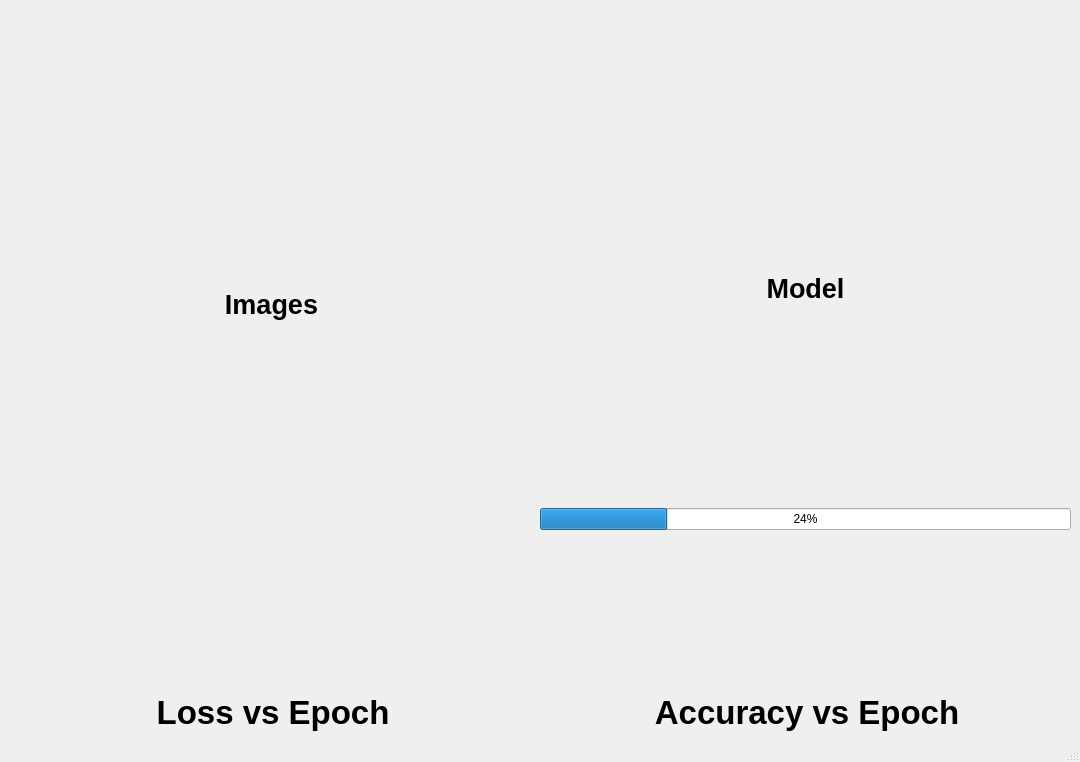
This is scripts/train_viewer.ui in kiritigowda/MIVisionX-Neural-Net-Workflow as Qt 5 draws it before an edit. The edited form follows.
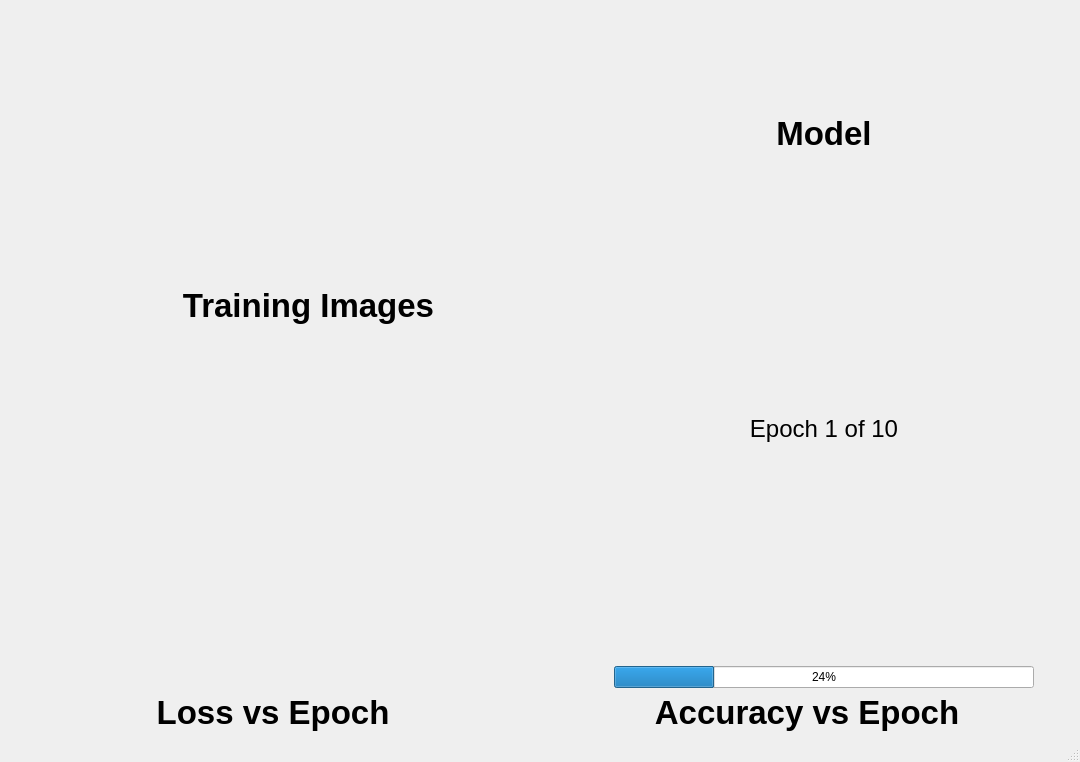
This is the edited form. Icons and pictures are not drawn.

What changed in the file:
```diff
--- a/scripts/train_viewer.ui
+++ b/scripts/train_viewer.ui
@@ -114,13 +114,13 @@
           </property>
           <property name="font">
            <font>
-            <pointsize>20</pointsize>
+            <pointsize>25</pointsize>
             <weight>75</weight>
             <bold>true</bold>
            </font>
           </property>
           <property name="text">
-           <string>Images</string>
+           <string>Training Images</string>
           </property>
           <property name="alignment">
            <set>Qt::AlignCenter</set>
@@ -157,7 +157,7 @@
           </property>
           <property name="font">
            <font>
-            <pointsize>20</pointsize>
+            <pointsize>25</pointsize>
             <weight>75</weight>
             <bold>true</bold>
            </font>
@@ -186,6 +186,21 @@
           </property>
          </spacer>
         </item>
+        <item>
+         <widget class="QLabel" name="mProg_label">
+          <property name="font">
+           <font>
+            <pointsize>18</pointsize>
+           </font>
+          </property>
+          <property name="text">
+           <string>Epoch 1 of 10</string>
+          </property>
+          <property name="alignment">
+           <set>Qt::AlignCenter</set>
+          </property>
+         </widget>
+        </item>
         <item>
          <widget class="QProgressBar" name="model_progressBar">
           <property name="sizePolicy">
@@ -194,6 +209,12 @@
             <verstretch>0</verstretch>
            </sizepolicy>
           </property>
+          <property name="maximumSize">
+           <size>
+            <width>420</width>
+            <height>16777215</height>
+           </size>
+          </property>
           <property name="value">
            <number>24</number>
           </property>
```
